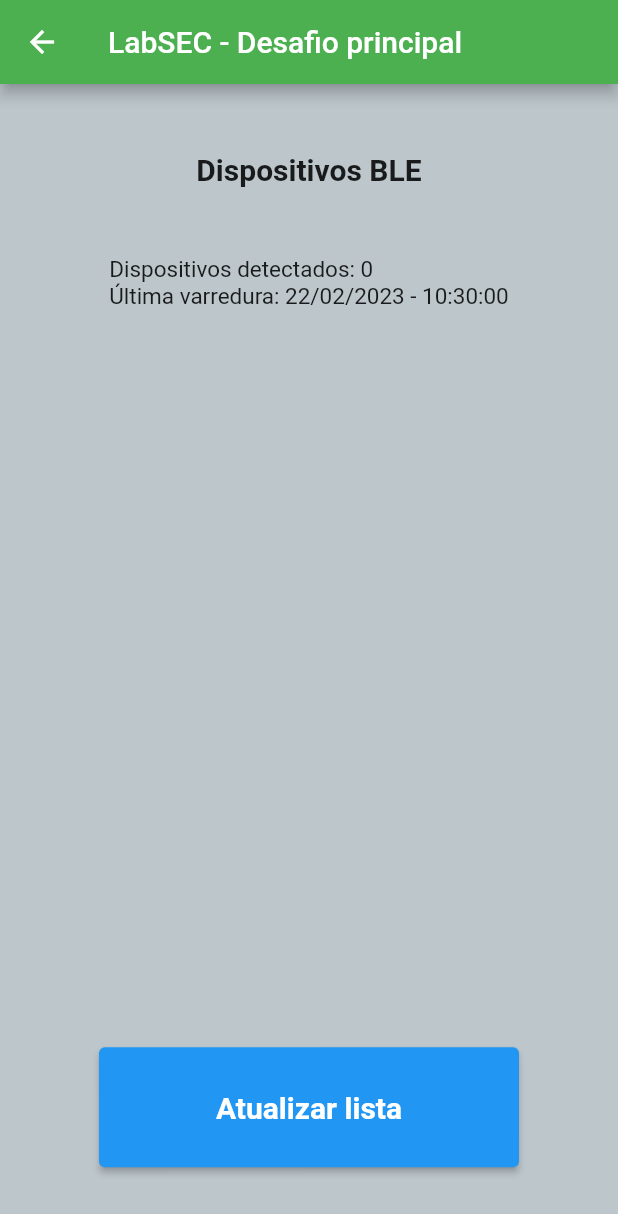
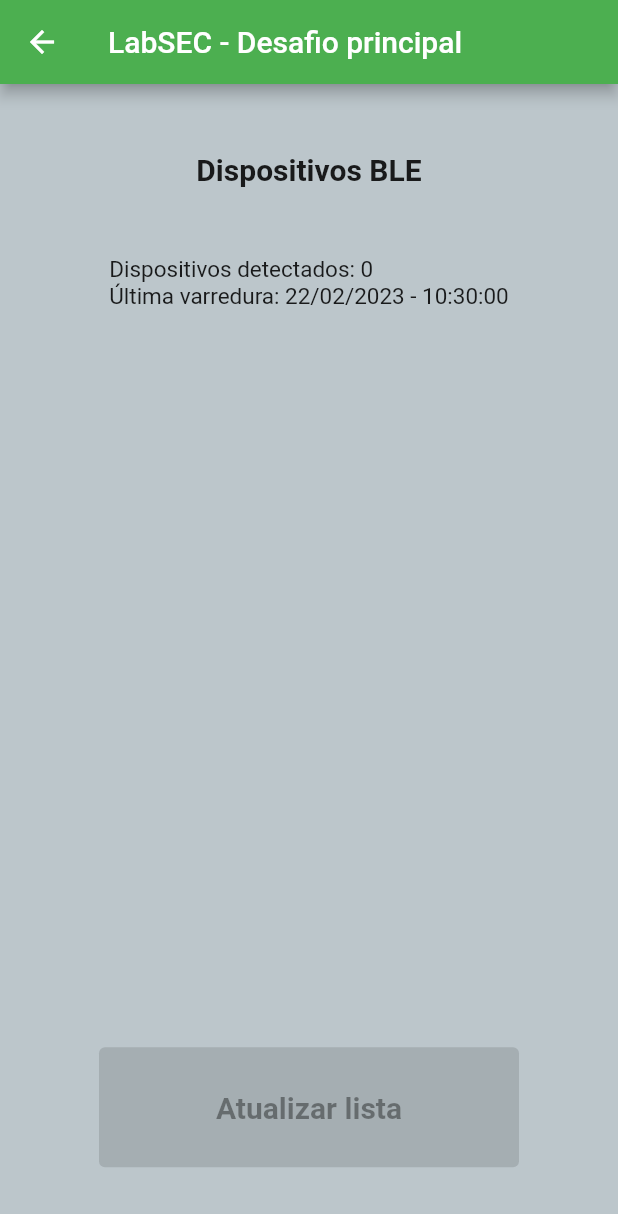
Before and after one commit to victorrgouvea/Processo-Seletivo-LabSEC, a Flutter app: the BleDevicesPage screen opened by its route, after a tap on "Atualizar lista", on a phone screen of 412 x 824 dp. Shown: the top 1214 px of the screen. Run offline on Flutter 3.47's test engine with Material 2 defaults, Android fonts, the light colour scheme and no system bars; our stand-ins replace flutter_blue, permission_handler; missing offline and left inert: pointycastle; project files that could hold a hidden picture were left out.

Commit message:
app quase pronto

```diff
--- a/Desafio principal/desafio_final_labsec/lib/ble_devices_page.dart
+++ b/Desafio principal/desafio_final_labsec/lib/ble_devices_page.dart
@@ -15,6 +15,7 @@ class BleDevicesPage extends StatefulWidget {
 class _BleDevicesPageState extends State<BleDevicesPage> {
   FlutterBlue flutter_blue = FlutterBlue.instance;
   bool all_permissions = true;
+  bool enableButton = true;
 
   // Checa todas as permissões
   void checkPermission() async {
@@ -49,12 +50,14 @@ class _BleDevicesPageState extends State<BleDevicesPage> {
     var dateTime = context.watch<AppProvider>().lastScanDate;
 
     void bluetoothScan() {
+      setState(() {
+        enableButton = false;
+      });
       context.read<AppProvider>().cleanDevicesList();
       var idList = [];
       // Caso as permissões sejam concedidas, inicia a
       // procura por dispositivos BLE
       // Armazenamos os dados dos dispositivos detectados
-      flutter_blue.startScan(timeout: Duration(seconds: 1));
 
       var scanResults = flutter_blue.scanResults.listen((results) {
         for (ScanResult r in results) {
@@ -64,7 +67,13 @@ class _BleDevicesPageState extends State<BleDevicesPage> {
           }
         }
       });
+      flutter_blue.startScan(timeout: Duration(seconds: 1));
       flutter_blue.stopScan();
+      Future.delayed(const Duration(seconds: 2), () {
+        setState(() {
+          enableButton = true;
+        });
+      });
     }
 
     void resetSignature() {
@@ -87,7 +96,7 @@ class _BleDevicesPageState extends State<BleDevicesPage> {
               style: TextStyle(fontWeight: FontWeight.bold, fontSize: 20),
             ),
             Text(
-              'Dispositivos detectados: ${devices.length} \nÚltima varredura: ${dateTime}',
+              'Dispositivos detectados: ${devices.length} \nÚltima varredura: $dateTime',
               style:
                   const TextStyle(fontWeight: FontWeight.normal, fontSize: 15),
             ),
@@ -111,7 +120,9 @@ class _BleDevicesPageState extends State<BleDevicesPage> {
             // Botão que faz a listagem dos dispositivos BLE próximos
             ElevatedButton(
               style: ElevatedButton.styleFrom(minimumSize: const Size(280, 80)),
-              onPressed: () {
+              onPressed: (!enableButton)
+                  ? null
+                  : () {
                       // Pega e formata data e hora da varredura
                       DateTime now = DateTime.now();
                       String formatedDate =
@@ -125,7 +136,13 @@ class _BleDevicesPageState extends State<BleDevicesPage> {
                       } else {
                         resetSignature();
                         // Faz o scan por dispositivos BLE
+                        try {
                           bluetoothScan();
+                        } catch (e) {
+                          ScaffoldMessenger.of(context).showSnackBar(const SnackBar(
+                              content: Text(
+                                  'Algum erro ocoreu, tente atualizar a lista novamente')));
+                        }
                       }
                     },
               // Texto do botão
```
Also changed, not shown: Desafio principal/desafio_final_labsec/lib/main.dart (+12 -4 lines). Lines whose indentation alone changed are shown as unchanged.
